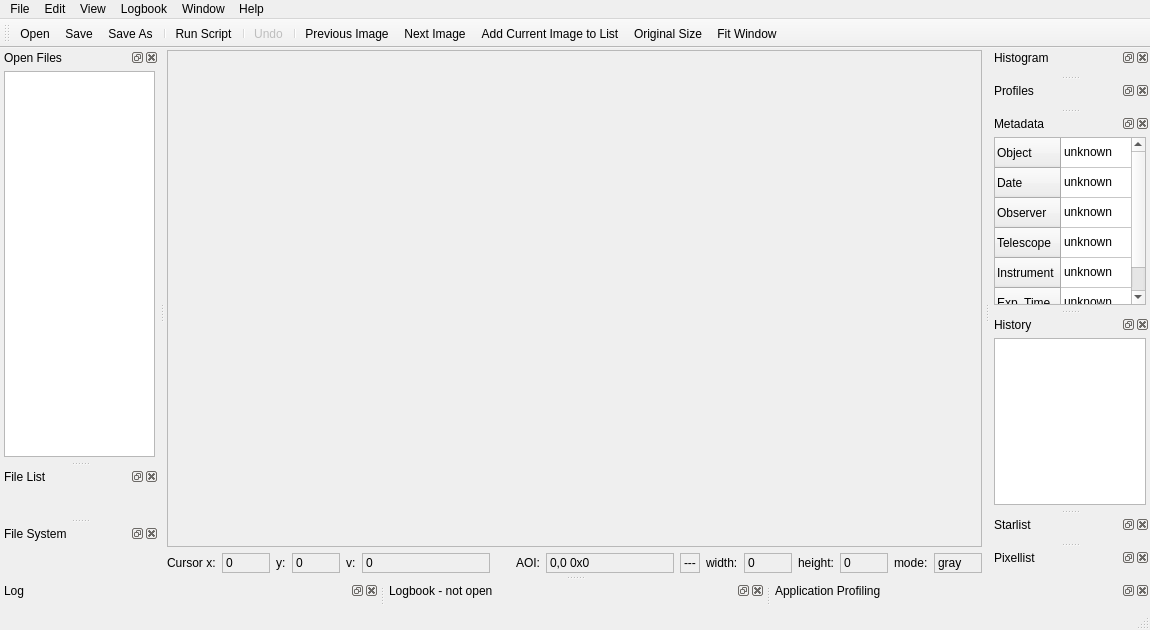
braeun/FitsIP, file src/app/mainwindow.ui: the form before one commit.
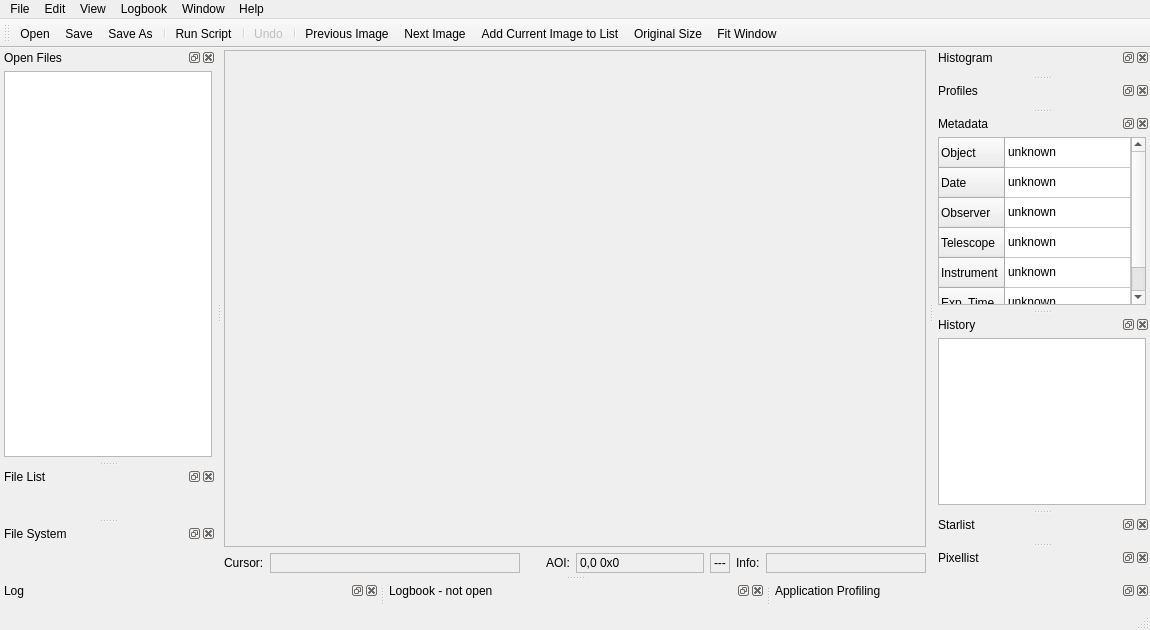
The form after the commit. Icons and pictures are not drawn. Custom widgets are drawn as their Qt base class.

```diff
--- a/src/app/mainwindow.ui
+++ b/src/app/mainwindow.ui
@@ -80,7 +80,7 @@
             <rect>
              <x>0</x>
              <y>0</y>
-             <width>856</width>
+             <width>757</width>
              <height>474</height>
             </rect>
            </property>
@@ -102,11 +102,39 @@
            <property name="bottomMargin">
             <number>0</number>
            </property>
+           <item row="0" column="1">
+            <widget class="QLabel" name="cursorLabel">
+             <property name="sizePolicy">
+              <sizepolicy hsizetype="Preferred" vsizetype="Preferred">
+               <horstretch>0</horstretch>
+               <verstretch>0</verstretch>
+              </sizepolicy>
+             </property>
+             <property name="minimumSize">
+              <size>
+               <width>250</width>
+               <height>0</height>
+              </size>
+             </property>
+             <property name="frameShape">
+              <enum>QFrame::StyledPanel</enum>
+             </property>
+             <property name="text">
+              <string/>
+             </property>
+            </widget>
+           </item>
            <item row="0" column="8">
-            <widget class="QLabel" name="aoiLabel">
+            <widget class="QLabel" name="infoLabel">
+             <property name="sizePolicy">
+              <sizepolicy hsizetype="Preferred" vsizetype="Preferred">
+               <horstretch>0</horstretch>
+               <verstretch>0</verstretch>
+              </sizepolicy>
+             </property>
              <property name="minimumSize">
               <size>
-               <width>128</width>
+               <width>160</width>
                <height>0</height>
               </size>
              </property>
@@ -114,41 +142,11 @@
               <enum>QFrame::StyledPanel</enum>
              </property>
              <property name="text">
-              <string>0,0 0x0</string>
+              <string/>
              </property>
             </widget>
            </item>
            <item row="0" column="7">
-            <widget class="QLabel" name="label_8">
-             <property name="text">
-              <string>AOI:</string>
-             </property>
-            </widget>
-           </item>
-           <item row="0" column="15">
-            <widget class="QLabel" name="label_5">
-             <property name="sizePolicy">
-              <sizepolicy hsizetype="Fixed" vsizetype="Preferred">
-               <horstretch>0</horstretch>
-               <verstretch>0</verstretch>
-              </sizepolicy>
-             </property>
-             <property name="text">
-              <string>mode:</string>
-             </property>
-            </widget>
-           </item>
-           <item row="0" column="10">
-            <widget class="QLabel" name="activeFileLabel">
-             <property name="frameShape">
-              <enum>QFrame::StyledPanel</enum>
-             </property>
-             <property name="text">
-              <string>---</string>
-             </property>
-            </widget>
-           </item>
-           <item row="0" column="11">
             <widget class="QLabel" name="label_3">
              <property name="sizePolicy">
               <sizepolicy hsizetype="Fixed" vsizetype="Preferred">
@@ -157,33 +155,18 @@
               </sizepolicy>
              </property>
              <property name="text">
-              <string>width:</string>
+              <string>Info:</string>
              </property>
             </widget>
            </item>
-           <item row="0" column="1">
-            <widget class="QLabel" name="xLabel">
-             <property name="sizePolicy">
-              <sizepolicy hsizetype="Preferred" vsizetype="Preferred">
-               <horstretch>0</horstretch>
-               <verstretch>0</verstretch>
-              </sizepolicy>
-             </property>
-             <property name="minimumSize">
-              <size>
-               <width>48</width>
-               <height>0</height>
-              </size>
-             </property>
-             <property name="frameShape">
-              <enum>QFrame::StyledPanel</enum>
-             </property>
+           <item row="0" column="0">
+            <widget class="QLabel" name="label_7">
              <property name="text">
-              <string>0</string>
+              <string>Cursor:</string>
              </property>
             </widget>
            </item>
-           <item row="0" column="9">
+           <item row="0" column="5">
             <spacer name="horizontalSpacer">
              <property name="orientation">
               <enum>Qt::Horizontal</enum>
@@ -196,58 +179,14 @@
              </property>
             </spacer>
            </item>
-           <item row="0" column="12">
-            <widget class="QLabel" name="widthLabel">
-             <property name="sizePolicy">
-              <sizepolicy hsizetype="Preferred" vsizetype="Preferred">
-               <horstretch>0</horstretch>
-               <verstretch>0</verstretch>
-              </sizepolicy>
-             </property>
-             <property name="minimumSize">
-              <size>
-               <width>48</width>
-               <height>0</height>
-              </size>
-             </property>
-             <property name="frameShape">
-              <enum>QFrame::StyledPanel</enum>
-             </property>
-             <property name="text">
-              <string>0</string>
-             </property>
-            </widget>
-           </item>
-           <item row="0" column="2">
-            <widget class="QLabel" name="label_6">
-             <property name="text">
-              <string>y:</string>
-             </property>
-            </widget>
-           </item>
            <item row="0" column="3">
-            <widget class="QLabel" name="yLabel">
-             <property name="sizePolicy">
-              <sizepolicy hsizetype="Preferred" vsizetype="Preferred">
-               <horstretch>0</horstretch>
-               <verstretch>0</verstretch>
-              </sizepolicy>
-             </property>
-             <property name="minimumSize">
-              <size>
-               <width>48</width>
-               <height>0</height>
-              </size>
-             </property>
-             <property name="frameShape">
-              <enum>QFrame::StyledPanel</enum>
-             </property>
+            <widget class="QLabel" name="label_8">
              <property name="text">
-              <string>0</string>
+              <string>AOI:</string>
              </property>
             </widget>
            </item>
-           <item row="0" column="6">
+           <item row="0" column="2">
             <spacer name="horizontalSpacer_4">
              <property name="orientation">
               <enum>Qt::Horizontal</enum>
@@ -263,60 +202,27 @@
              </property>
             </spacer>
            </item>
-           <item row="0" column="0">
-            <widget class="QLabel" name="label_7">
-             <property name="text">
-              <string>Cursor x:</string>
-             </property>
-            </widget>
-           </item>
-           <item row="0" column="5">
-            <widget class="QLabel" name="valueLabel">
-             <property name="minimumSize">
-              <size>
-               <width>128</width>
-               <height>0</height>
-              </size>
+           <item row="0" column="6">
+            <widget class="QLabel" name="activeFileLabel">
+             <property name="sizePolicy">
+              <sizepolicy hsizetype="Expanding" vsizetype="Preferred">
+               <horstretch>0</horstretch>
+               <verstretch>0</verstretch>
+              </sizepolicy>
              </property>
              <property name="frameShape">
               <enum>QFrame::StyledPanel</enum>
              </property>
              <property name="text">
-              <string>0</string>
+              <string>---</string>
              </property>
             </widget>
            </item>
            <item row="0" column="4">
-            <widget class="QLabel" name="label_2">
-             <property name="text">
-              <string>v:</string>
-             </property>
-            </widget>
-           </item>
-           <item row="0" column="13">
-            <widget class="QLabel" name="label_4">
-             <property name="sizePolicy">
-              <sizepolicy hsizetype="Fixed" vsizetype="Preferred">
-               <horstretch>0</horstretch>
-               <verstretch>0</verstretch>
-              </sizepolicy>
-             </property>
-             <property name="text">
-              <string>height:</string>
-             </property>
-            </widget>
-           </item>
-           <item row="0" column="14">
-            <widget class="QLabel" name="heightLabel">
-             <property name="sizePolicy">
-              <sizepolicy hsizetype="Preferred" vsizetype="Preferred">
-               <horstretch>0</horstretch>
-               <verstretch>0</verstretch>
-              </sizepolicy>
-             </property>
+            <widget class="QLabel" name="aoiLabel">
              <property name="minimumSize">
               <size>
-               <width>48</width>
+               <width>128</width>
                <height>0</height>
               </size>
              </property>
@@ -324,29 +230,7 @@
               <enum>QFrame::StyledPanel</enum>
              </property>
              <property name="text">
-              <string>0</string>
-             </property>
-            </widget>
-           </item>
-           <item row="0" column="16">
-            <widget class="QLabel" name="colorLabel">
-             <property name="sizePolicy">
-              <sizepolicy hsizetype="Fixed" vsizetype="Preferred">
-               <horstretch>0</horstretch>
-               <verstretch>0</verstretch>
-              </sizepolicy>
-             </property>
-             <property name="minimumSize">
-              <size>
-               <width>48</width>
-               <height>0</height>
-              </size>
-             </property>
-             <property name="frameShape">
-              <enum>QFrame::StyledPanel</enum>
-             </property>
-             <property name="text">
-              <string>gray</string>
+              <string>0,0 0x0</string>
              </property>
             </widget>
            </item>
```
